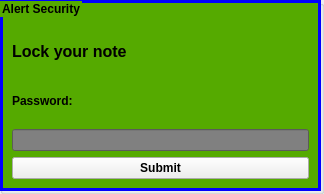
Before: the Qt Designer form setpassword.ui in Bie-NHD/C-note-taking-app, drawn with Qt 5.
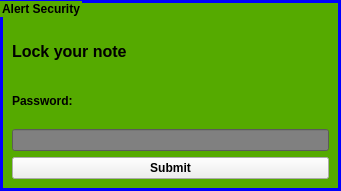
After: the same form once the commit is applied.

Diff of the .ui file:
```diff
--- a/setpassword.ui
+++ b/setpassword.ui
@@ -6,8 +6,8 @@
    <rect>
     <x>0</x>
     <y>0</y>
-    <width>324</width>
-    <height>194</height>
+    <width>341</width>
+    <height>191</height>
    </rect>
   </property>
   <property name="windowTitle">
@@ -18,7 +18,7 @@
     <rect>
      <x>0</x>
      <y>0</y>
-     <width>321</width>
+     <width>341</width>
      <height>191</height>
     </rect>
    </property>
@@ -52,7 +52,9 @@
        </font>
       </property>
       <property name="styleSheet">
-       <string notr="true"/>
+       <string notr="true">#label{
+background-color: rgb(85, 170, 0);
+}</string>
       </property>
       <property name="text">
        <string>Lock your note</string>
@@ -66,6 +68,11 @@
         <bold>true</bold>
        </font>
       </property>
+      <property name="styleSheet">
+       <string notr="true">#label_2{
+background-color: rgb(85, 170, 0);
+}</string>
+      </property>
       <property name="text">
        <string>Password:</string>
       </property>
```
